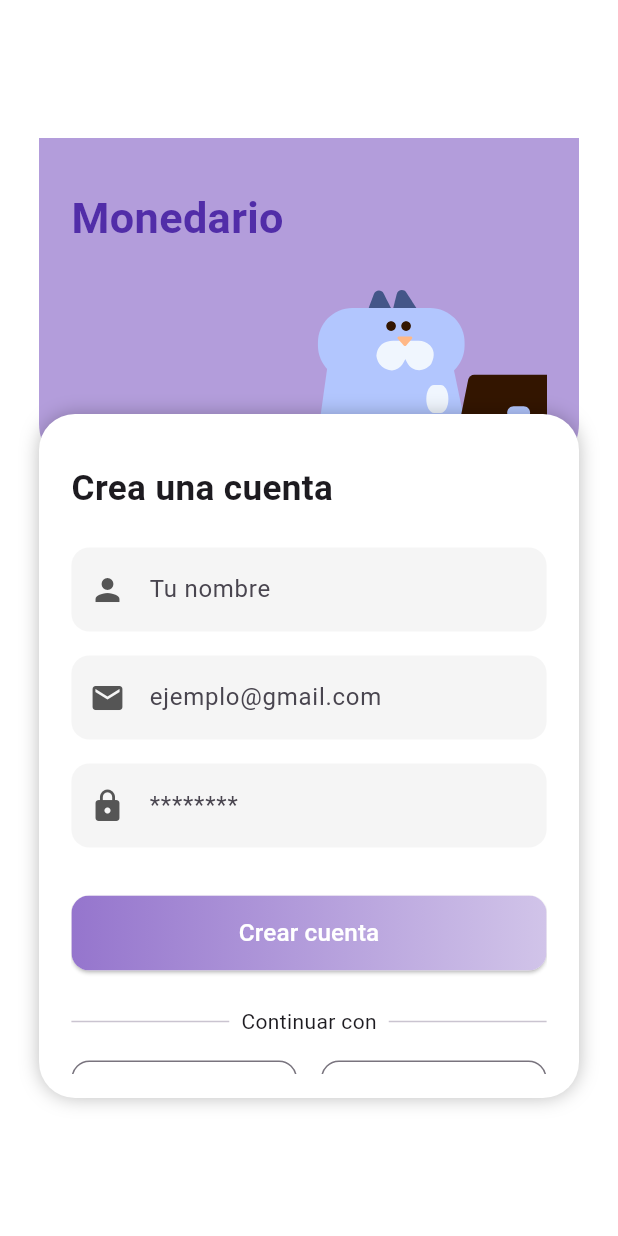
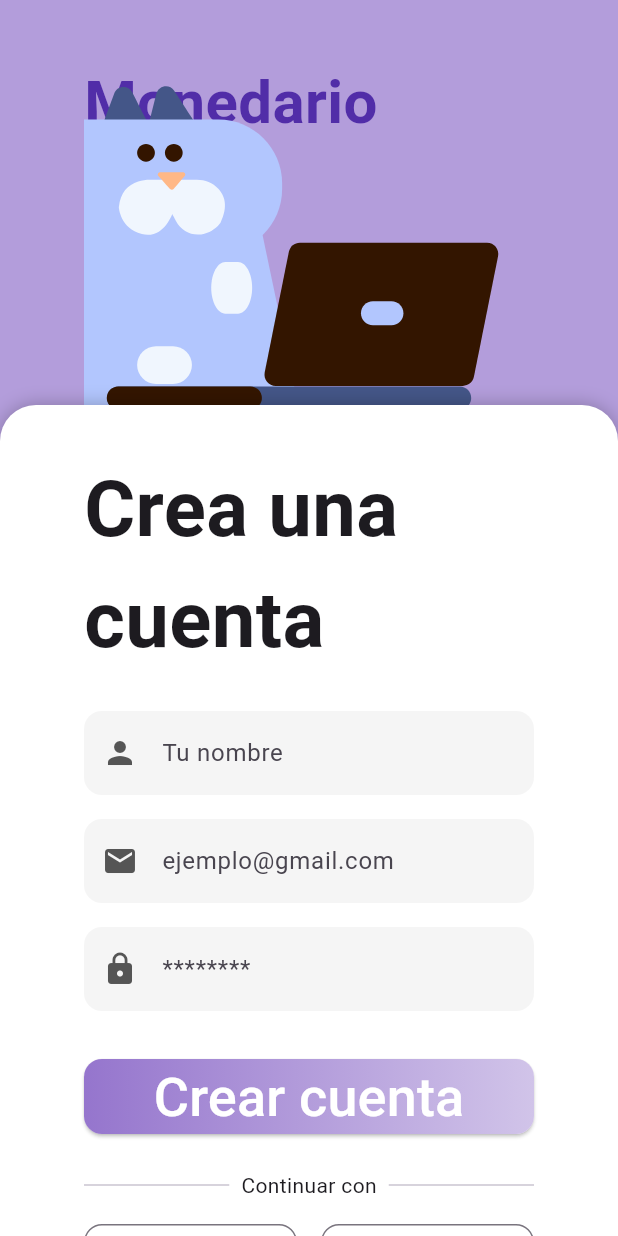
Before and after one commit to Skisekia/monedario, a Flutter app: the Register screen opened by its route, on a phone screen of 412 x 824 dp. Run offline on Flutter 3.47's test engine with Material 3 defaults, Android fonts, the phone set to English and light mode, and no system bars; our stand-ins replace lottie.

Commit message:
modificacion de dimensiones

```diff
--- a/monedariof/lib/views/register.dart
+++ b/monedariof/lib/views/register.dart
@@ -25,14 +25,19 @@ class _RegisterPageState extends State<Register> {
   @override
   Widget build(BuildContext context) {
     return Scaffold(
+      backgroundColor: const Color(0xFFB39DDB),
       body: SafeArea(
         child: LayoutBuilder(builder: (context, constraints) {
           // Detectar orientación
           final isLandscape = constraints.maxWidth > constraints.maxHeight;
 
+          //Si esta en horizontal
+
+
+
           // Dimensiones base de diseño (portrait)
-          const baseWidth  = 360.0;
-          const baseHeight = 640.0;
+          const baseWidth  = 800.0;
+          const baseHeight = 1000.0;
 
           // Sólo en landscape escalamos para que todo quepa
           final scale = isLandscape
@@ -51,16 +56,18 @@ class _RegisterPageState extends State<Register> {
               ),
             ),
           );
-        }),
+        }
+
+        ),
       ),
     );
   }
 
   /// Construye el Stack con HEADER y CARD basado en un ancho y alto fijos
   Widget _buildContent(double width, double height) {
-    final headerHeight = height * 0.35;
-    final cardHeight   = height * 0.65;
-    final sidePadding  = width * 0.06;
+    final headerHeight = height * 0.40;
+    final cardHeight   = height * 0.80;
+    final sidePadding  = width * 0.07;
 
     return Stack(
       clipBehavior: Clip.none,
@@ -68,13 +75,13 @@ class _RegisterPageState extends State<Register> {
         // ─── CABECERA CURVA ───
         ClipRRect(
           borderRadius:
-              BorderRadius.vertical(bottom: Radius.circular(headerHeight * 0.15)),
+              BorderRadius.vertical(bottom: Radius.circular(headerHeight * 0.40)),
           child: Container(
             height: headerHeight,
             color: const Color(0xFFB39DDB),
             padding: EdgeInsets.symmetric(
               horizontal: sidePadding,
-              vertical: headerHeight * 0.15,
+              vertical: headerHeight * 0.10,
             ),
             child: Stack(
               children: [
@@ -83,7 +90,7 @@ class _RegisterPageState extends State<Register> {
                   child: Text(
                     'Monedario',
                     style: TextStyle(
-                      fontSize: width * 0.08,
+                      fontSize: width * 0.05,
                       fontWeight: FontWeight.bold,
                       color: const Color(0xFF512DA8),
                     ),
@@ -91,9 +98,9 @@ class _RegisterPageState extends State<Register> {
                 ),
                 Positioned(
                   top: -headerHeight * 0.2,
-                  right: -width * 0.1,
-                  width: width * 0.6,
-                  height: headerHeight * 1.5,
+                  right: -width * 0,
+                  width: width * 0.5,
+                  height: headerHeight * 1,
                   child: Lottie.asset(
                     'assets/cat_typing.json',
                     fit: BoxFit.contain,
@@ -106,18 +113,18 @@ class _RegisterPageState extends State<Register> {
 
         // ─── CARD BLANCO ───
         Positioned(
-          top: headerHeight - 40,
+          top: headerHeight - 130,
           left: 0,
           right: 0,
           child: Container(
-            height: cardHeight + 40,
+            height: cardHeight + 500,
             decoration: BoxDecoration(
               color: Colors.white,
               borderRadius: BorderRadius.circular(24),
               boxShadow: const [BoxShadow(color: Colors.black26, blurRadius: 10)],
             ),
             child: Padding(
-              padding: EdgeInsets.fromLTRB(sidePadding, 32, sidePadding, 16),
+              padding: EdgeInsets.fromLTRB(sidePadding, 32, sidePadding, 2),
               child: SingleChildScrollView(
                 child: Column(
                   crossAxisAlignment: CrossAxisAlignment.start,
```
